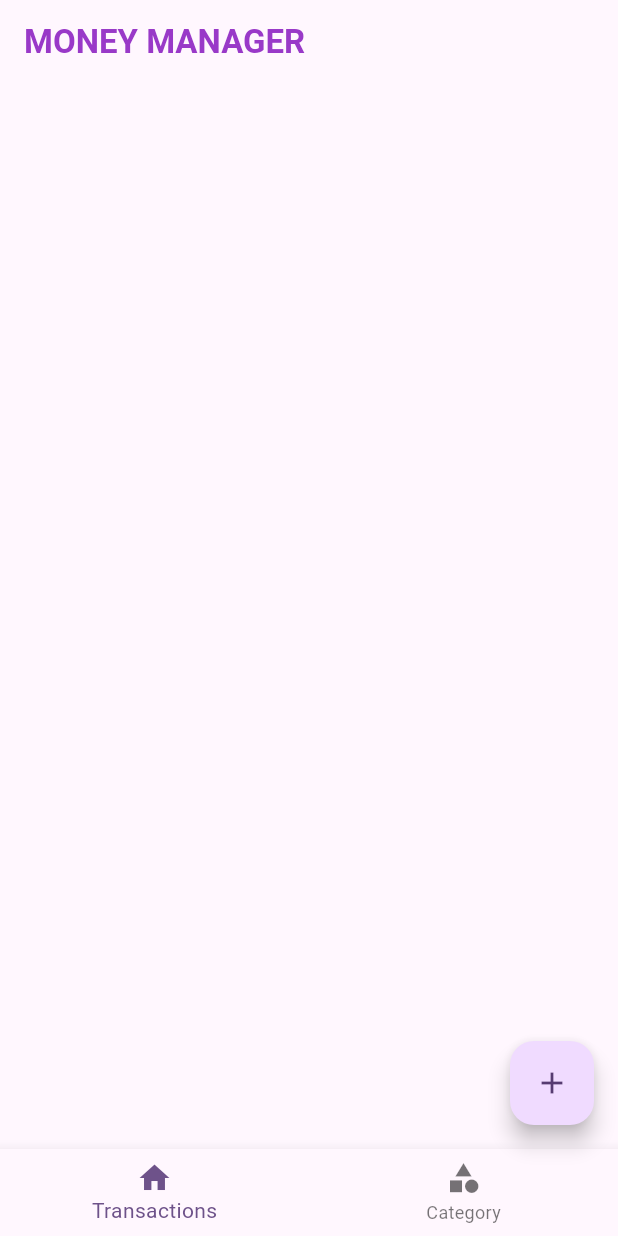
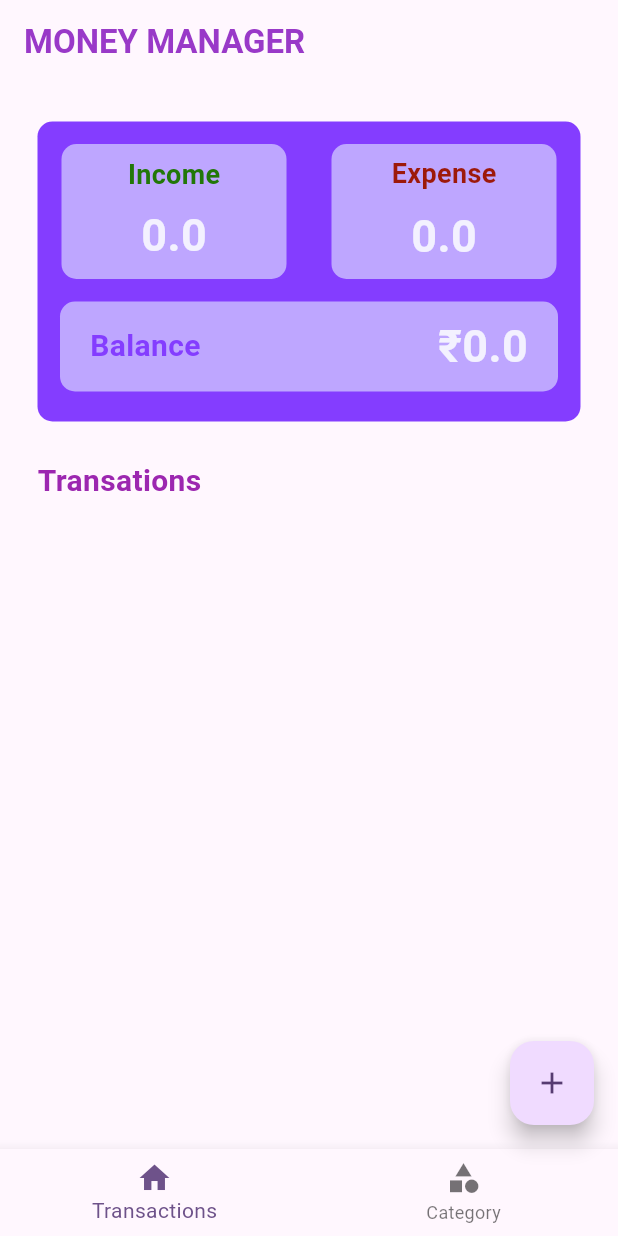
Before and after one commit to anand-a-j/MoneyOnTrack, a Flutter app: the screen it shows after launch, on a phone screen of 412 x 824 dp. Run offline on Flutter 3.47's test engine with Material 2 defaults, Android fonts, the phone set to English and light mode, and no system bars; our stand-ins replace flutter_slidable, hive_flutter; accounts and stored records are empty.

Commit message:
Added feature to show balance info

```diff
--- a/lib/db/transaction/transaction_db.dart
+++ b/lib/db/transaction/transaction_db.dart
@@ -1,5 +1,6 @@
 import 'package:flutter/material.dart';
 import 'package:hive_flutter/adapters.dart';
+import 'package:money_management_app/model/category/category_model.dart';
 import 'package:money_management_app/model/transaction/transaction_model.dart';
 
 // Database name
@@ -24,6 +25,10 @@ class TransactionDB implements TransactionDbFunctions {
   ValueNotifier<List<TransactionModel>> transactionsListListener =
       ValueNotifier([]);
 
+  ValueNotifier<double> incomeNotifer = ValueNotifier(0);
+  ValueNotifier<double> expenseNotifer = ValueNotifier(0);
+  ValueNotifier<double> balanceNotifer = ValueNotifier(0);
+
   @override
   Future<void> addTransaction(TransactionModel obj) async {
     final _db = await Hive.openBox<TransactionModel>(TRANSACTION_DB_NAME);
@@ -31,10 +36,28 @@ class TransactionDB implements TransactionDbFunctions {
   }
 
   Future<void> refresh() async {
+    incomeNotifer.value = 0;
+    expenseNotifer.value = 0;
+    balanceNotifer.value = 0;
+
     final list = await getTransactions();
     list.sort((first, second) => second.date.compareTo(first.date));
     transactionsListListener.value.clear();
     transactionsListListener.value.addAll(list);
+
+    await Future.forEach(list, (TransactionModel obj) {
+      if (obj.type == Categorytype.income) {
+        incomeNotifer.value += obj.amount;
+      } else {
+        expenseNotifer.value += obj.amount;
+      }
+      balanceNotifer.value = incomeNotifer.value - expenseNotifer.value;
+    });
+
+    incomeNotifer.notifyListeners();
+    expenseNotifer.notifyListeners();
+    balanceNotifer.notifyListeners();
+
     transactionsListListener.notifyListeners();
   }
 
--- /dev/null
+++ b/lib/screens/balance_info/balance_info.dart
@@ -0,0 +1,133 @@
+import 'package:flutter/material.dart';
+import 'package:money_management_app/db/transaction/transaction_db.dart';
+
+class BalanceInfo extends StatelessWidget {
+  const BalanceInfo({super.key});
+
+  @override
+  Widget build(BuildContext context) {
+    return Padding(
+      padding: const EdgeInsets.all(25.0),
+      child: Container(
+        decoration: BoxDecoration(
+            borderRadius: BorderRadius.circular(10),
+            color: const Color(0xff843dff)),
+        height: 200,
+        width: double.infinity,
+        child: Padding(
+          padding: const EdgeInsets.all(15.0),
+          child: Column(
+            mainAxisAlignment: MainAxisAlignment.start,
+            children: [
+              Row(
+                mainAxisAlignment: MainAxisAlignment.center,
+                children: [
+                  Container(
+                    decoration: BoxDecoration(
+                        borderRadius: BorderRadius.circular(10),
+                        color: const Color(0xffbea6ff)),
+                    height: 90,
+                    width: 150,
+                    padding: const EdgeInsets.all(2),
+                    child: ValueListenableBuilder(
+                      valueListenable: TransactionDB.instance.incomeNotifer,
+                      builder: (ctx1, value, _) {
+                        return Column(
+                          mainAxisAlignment: MainAxisAlignment.spaceEvenly,
+                          children: [
+                            const Text(
+                              "Income",
+                              style: TextStyle(
+                                  fontSize: 18,
+                                  fontWeight: FontWeight.bold,
+                                  color: Color.fromARGB(255, 34, 119, 8)),
+                            ),
+                            Text(
+                              value.toString(),
+                              style: const TextStyle(
+                                  fontSize: 30,
+                                  fontWeight: FontWeight.bold,
+                                  color: Color(0xfff3f1ff)),
+                            )
+                          ],
+                        );
+                      },
+                    ),
+                  ),
+                  const SizedBox(width: 30),
+                  Container(
+                    decoration: BoxDecoration(
+                        borderRadius: BorderRadius.circular(10),
+                        color: const Color(0xffbea6ff)),
+                    height: 90,
+                    width: 150,
+                    child: ValueListenableBuilder(
+                      valueListenable: TransactionDB.instance.expenseNotifer,
+                      builder: (ctx2, value, _) {
+                        return Column(
+                          mainAxisAlignment: MainAxisAlignment.spaceEvenly,
+                          children: [
+                            const Text(
+                              "Expense",
+                              style: TextStyle(
+                                  fontSize: 18,
+                                  fontWeight: FontWeight.bold,
+                                  color: Color.fromARGB(255, 157, 25, 10)),
+                            ),
+                            Text(
+                              value.toString(),
+                              style: const TextStyle(
+                                  fontSize: 30,
+                                  fontWeight: FontWeight.bold,
+                                  color: Color(0xfff3f1ff)),
+                            )
+                          ],
+                        );
+                      },
+                    ),
+                  ),
+                ],
+              ),
+              const SizedBox(height: 15),
+              Container(
+                decoration: BoxDecoration(
+                    borderRadius: BorderRadius.circular(10),
+                    color: const Color(0xffbea6ff)),
+                height: 60,
+                width: 390,
+                child: ValueListenableBuilder(
+                  valueListenable: TransactionDB.instance.balanceNotifer,
+                  builder: (ctx3, value, _) {
+                    return Padding(
+                      padding: const EdgeInsets.only(left: 20, right: 20),
+                      child: Row(
+                        mainAxisAlignment: MainAxisAlignment.spaceBetween,
+                        children: [
+                          const Text(
+                            "Balance",
+                            style: TextStyle(
+                                fontSize: 20,
+                                fontWeight: FontWeight.bold,
+                                color: Color(0xff843dff)),
+                          ),
+                          Text(
+                            "₹${value.toString()}",
+                            style: const TextStyle(
+                              fontSize: 30,
+                              fontWeight: FontWeight.bold,
+                              color: Color(0xfff3f1ff),
+                            ),
+                          )
+                        ],
+                      ),
+                    );
+                  },
+                ),
+              )
+            ],
+          ),
+        ),
+      ),
+    );
+  }
+}
--- a/lib/screens/home/home_screen.dart
+++ b/lib/screens/home/home_screen.dart
@@ -3,7 +3,6 @@ import 'package:money_management_app/screens/add_transaction/add_transaction_scr
 import 'package:money_management_app/screens/category/category_screen.dart';
 import 'package:money_management_app/screens/home/widgets/bottom_navigation.dart';
 import 'package:money_management_app/screens/transactions/transaction_screen.dart';
-
 import '../category/category_add_popup.dart';
 
 class HomeScreen extends StatelessWidget {
--- a/lib/screens/transactions/transaction_screen.dart
+++ b/lib/screens/transactions/transaction_screen.dart
@@ -3,6 +3,7 @@ import 'package:flutter_slidable/flutter_slidable.dart';
 import 'package:money_management_app/db/category/category_db.dart';
 import 'package:money_management_app/db/transaction/transaction_db.dart';
 import 'package:money_management_app/model/category/category_model.dart';
+import 'package:money_management_app/screens/balance_info/balance_info.dart';
 
 class TranscationScreen extends StatelessWidget {
   const TranscationScreen({super.key});
@@ -11,22 +12,38 @@ class TranscationScreen extends StatelessWidget {
   Widget build(BuildContext context) {
     TransactionDB.instance.refresh();
     CategoryDB.instance.refreshUI();
-    return ValueListenableBuilder(
-      //--
-      valueListenable: TransactionDB.instance.transactionsListListener, //--
+    return Column(
+      children: [
+        const BalanceInfo(),
+        Padding(
+          padding: const EdgeInsets.only(left: 25),
+          child: Row(
+            mainAxisAlignment: MainAxisAlignment.start,
+            children: [
+              const Text(
+                'Transations',
+                style: TextStyle(
+                    fontWeight: FontWeight.bold,
+                    fontSize: 20,
+                    color: Colors.purple),
+              ),
+            ],
+          ),
+        ),
+        Expanded(
+          child: ValueListenableBuilder(
+            valueListenable: TransactionDB.instance.transactionsListListener,
             builder: (cxt, newList, _) {
               return ListView.separated(
                 padding: EdgeInsetsDirectional.all(20),
                 itemBuilder: (ctx, index) {
-            final _values = newList[index]; //--
+                  final _values = newList[index];
                   return Slidable(
                     key: Key(_values.id!),
                     endActionPane:
-                  ActionPane(
-                    motion: const StretchMotion(),
-                     children: [
+                        ActionPane(motion: const StretchMotion(), children: [
                       SlidableAction(
-                  backgroundColor:const Color.fromARGB(255, 205, 72, 63),
+                        backgroundColor: const Color.fromARGB(255, 205, 72, 63),
                         borderRadius: BorderRadius.circular(5),
                         onPressed: (ctx) {
                           TransactionDB.instance.deleteTransaction(_values.id!);
@@ -65,6 +82,9 @@ class TranscationScreen extends StatelessWidget {
                 itemCount: newList.length,
               );
             },
+          ),
+        ),
+      ],
     );
   }
 
```
Lines whose indentation alone changed are shown as unchanged.
